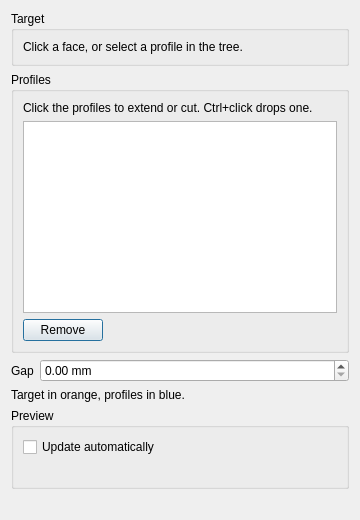
The window that freecad/maxproframe/resources/ui/extend_cut.ui (sclMAX/MaxProFrame) describes before a commit, drawn with Qt 5.
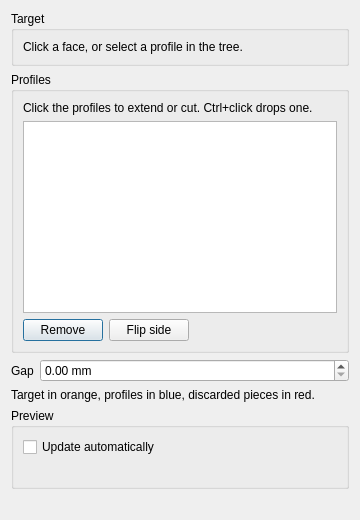
The same window after the commit.

Commit message: feat(trim): flip the kept side per profile and show discarded pieces in red

Diff of the .ui file:
```diff
--- a/freecad/maxproframe/resources/ui/extend_cut.ui
+++ b/freecad/maxproframe/resources/ui/extend_cut.ui
@@ -65,6 +65,13 @@
           </property>
          </widget>
         </item>
+        <item>
+         <widget class="QPushButton" name="flip_button">
+          <property name="text">
+           <string>Flip side</string>
+          </property>
+         </widget>
+        </item>
         <item>
          <spacer name="horizontalSpacer_remove">
           <property name="orientation">
@@ -116,7 +123,7 @@
    <item>
     <widget class="QLabel" name="colors_label">
      <property name="text">
-      <string>Target in orange, profiles in blue.</string>
+      <string>Target in orange, profiles in blue, discarded pieces in red.</string>
      </property>
      <property name="wordWrap">
       <bool>true</bool>
```
The commit also changes 25 other files.
